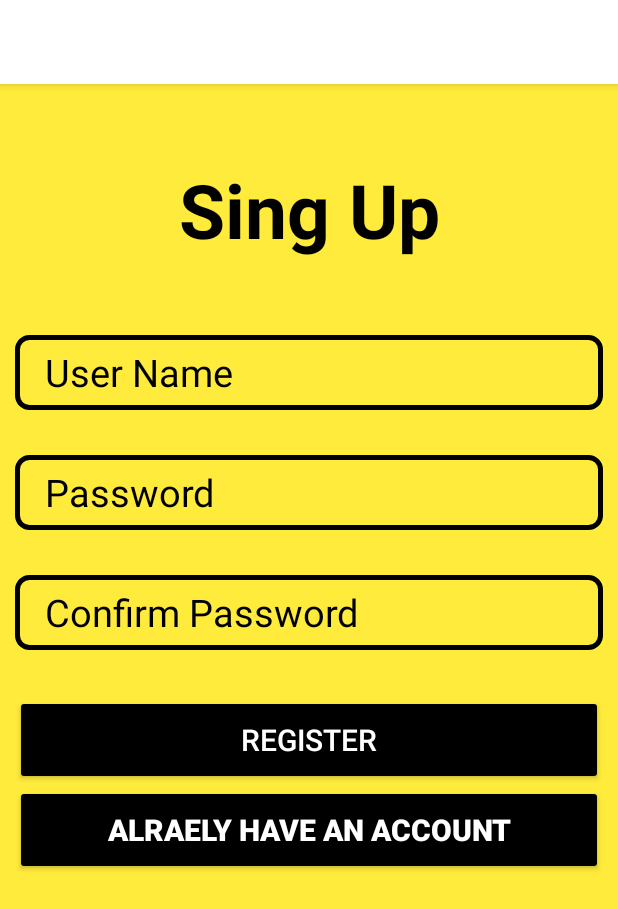
After one commit to SuzuSatoh/KingToDo, an Android app: the SingUp screen opened directly, with no data from a screen before it, on a phone screen of 412 x 824 dp. The commit adds this screen. Shown: the top 909 px of the screen. Run offline under Robolectric (Android 15) with nearby library versions, the phone set to English and light mode, and no system bars.

Commit message:
cap nhat

```diff
--- a/app/build.gradle
+++ b/app/build.gradle
@@ -33,9 +33,12 @@ dependencies {
     implementation 'androidx.appcompat:appcompat:1.6.1'
     implementation 'com.google.android.material:material:1.5.0'
     implementation 'androidx.constraintlayout:constraintlayout:2.1.4'
+    implementation 'androidx.room:room-common:2.4.2'
+    implementation 'androidx.room:room-runtime:2.4.2'
     testImplementation 'junit:junit:4.13.2'
     androidTestImplementation 'androidx.test.ext:junit:1.1.5'
     androidTestImplementation 'androidx.test.espresso:espresso-core:3.5.1'
     implementation 'androidx.recyclerview:recyclerview:1.1.0'
     implementation 'com.google.android.material:material:1.1.0'
+    annotationProcessor 'androidx.room:room-compiler:2.4.2'
 }
--- a/app/src/main/java/com/example/kingtodo/MainActivity.java
+++ b/app/src/main/java/com/example/kingtodo/MainActivity.java
@@ -4,10 +4,12 @@ import androidx.appcompat.app.AppCompatActivity;
 import androidx.recyclerview.widget.ItemTouchHelper;
 import androidx.recyclerview.widget.LinearLayoutManager;
 import androidx.recyclerview.widget.RecyclerView;
+import androidx.room.Room;
 
 import android.content.DialogInterface;
 import android.os.Bundle;
 import android.view.View;
+import android.widget.Button;
 
 import com.example.kingtodo.Adapter.ToDoAdapter;
 import com.example.kingtodo.Model.ToDoModel;
@@ -25,7 +27,7 @@ public class MainActivity extends AppCompatActivity implements DialogCloseListen
     private RecyclerView tasksRecyclerView;
     private ToDoAdapter tasksAdapter;
     private FloatingActionButton fab;
-
+    private Button btn;
     private List<ToDoModel> taskList;
 
     @Override
@@ -59,6 +61,7 @@ public class MainActivity extends AppCompatActivity implements DialogCloseListen
                 AddNewTask.newInstance().show(getSupportFragmentManager(), AddNewTask.TAG);
             }
         });
+
     }
 
     @Override
--- /dev/null
+++ b/app/src/main/java/com/example/kingtodo/SingUp.java
@@ -0,0 +1,67 @@
+package com.example.kingtodo;
+
+import androidx.appcompat.app.AppCompatActivity;
+
+import android.content.Intent;
+import android.os.Bundle;
+import android.text.TextUtils;
+import android.view.View;
+import android.widget.Button;
+import android.widget.EditText;
+import android.widget.Toast;
+
+public class SingUp extends AppCompatActivity {
+    EditText username,password,repassword;
+    Button singup,singin;
+    DBHelper DB;
+    @Override
+    protected void onCreate(Bundle savedInstanceState) {
+        super.onCreate(savedInstanceState);
+        setContentView(R.layout.activity_sing_up);
+        username=findViewById(R.id.username);
+        password=findViewById(R.id.password);
+        singup=findViewById(R.id.singup);
+        singin=findViewById(R.id.singin);
+        DB=new DBHelper(this);
+
+        singup.setOnClickListener(new View.OnClickListener() {
+            @Override
+            public void onClick(View view) {
+                String user = username.getText().toString();
+                String pass = password.getText().toString();
+                String repass = repassword.getText().toString();
+
+                if(TextUtils.isEmpty(user) || TextUtils.isEmpty(pass) || TextUtils.isEmpty(repass))
+                    Toast.makeText(SingUp.this,"All filds Required",Toast.LENGTH_SHORT).show();
+                else{
+                    if(pass.equals(repass)){
+                        Boolean checkuser = DB.checkusername(user);
+                        if(checkuser==false){
+                            Boolean insert = DB.insertData(user,pass);
+                            if(insert==true){
+                                Toast.makeText(SingUp.this,"Registered Successfully",Toast.LENGTH_SHORT).show();
+                                Intent intent = new Intent(getApplicationContext(), Login.class);
+                                startActivity(intent);
+                            }else {
+                                Toast.makeText(SingUp.this,"Registration Failed",Toast.LENGTH_SHORT).show();
+                            }
+                        }else {
+                            Toast.makeText(SingUp.this,"User alrealy Exists",Toast.LENGTH_SHORT).show();
+                        }
+                    }else {
+                        Toast.makeText(SingUp.this,"Password are not matching",Toast.LENGTH_SHORT).show();
+                    }
+
+                }
+            }
+        });
+
+        singin.setOnClickListener(new View.OnClickListener() {
+            @Override
+            public void onClick(View view) {
+                Intent intent = new Intent(getApplicationContext(),Login.class);
+                startActivity(intent);
+            }
+        });
+    }
+}
--- a/app/src/main/java/com/example/kingtodo/SplashActivity.java
+++ b/app/src/main/java/com/example/kingtodo/SplashActivity.java
@@ -34,7 +34,7 @@ public class SplashActivity extends AppCompatActivity {
                             // Kiểm tra nếu thanh progress bar chạy hết
                             if (progressStatus == 100) {
                                 // Tạo Intent cho activity mới
-                                Intent i = new Intent(SplashActivity.this, MainActivity.class);
+                                Intent i = new Intent(SplashActivity.this,  SingUp.class);
                                 startActivity(i);
                                 finish();
                             }
--- /dev/null
+++ b/app/src/main/res/drawable/edittextbackground.xml
@@ -0,0 +1,6 @@
+<?xml version="1.0" encoding="utf-8"?>
+<shape android:shape="rectangle" xmlns:android="http://schemas.android.com/apk/res/android">
+    <stroke android:width="3dp" android:color="@android:color/black"/>
+    <corners android:radius="8dp"/>
+
+</shape>
--- /dev/null
+++ b/app/src/main/res/layout/activity_sing_up.xml
@@ -0,0 +1,69 @@
+<?xml version="1.0" encoding="utf-8"?>
+<LinearLayout xmlns:android="http://schemas.android.com/apk/res/android"
+    xmlns:app="http://schemas.android.com/apk/res-auto"
+    xmlns:tools="http://schemas.android.com/tools"
+    android:layout_width="match_parent"
+    android:layout_height="match_parent"
+    android:padding="10dp"
+    android:orientation="vertical"
+    android:background="#FFEB3B"
+    tools:context=".SingUp">
+    <TextView
+        android:layout_width="match_parent"
+        android:layout_height="wrap_content"
+        android:text="Sing Up"
+        android:textColor="@android:color/black"
+        android:textSize="50dp"
+        android:textStyle="bold"
+        android:gravity="center_horizontal"
+        android:layout_marginTop="40dp"
+        android:layout_marginBottom="50dp"
+        />
+    <EditText
+        android:layout_width="match_parent"
+        android:layout_height="50dp"
+        android:id="@+id/username"
+        android:hint="User Name"
+        android:textSize="25dp"
+        android:textColorHint="@android:color/black"
+        android:background="@drawable/edittextbackground"
+        android:layout_marginBottom="30dp"
+        android:paddingLeft="20dp"/>
+    <EditText
+        android:layout_width="match_parent"
+        android:layout_height="50dp"
+        android:id="@+id/password"
+        android:hint="Password"
+        android:textSize="25dp"
+        android:textColorHint="@android:color/black"
+        android:background="@drawable/edittextbackground"
+        android:layout_marginBottom="30dp"
+        android:paddingLeft="20dp"/>
+    <EditText
+        android:layout_width="match_parent"
+        android:layout_height="50dp"
+        android:id="@+id/repassword"
+        android:hint="Confirm Password"
+        android:textSize="25dp"
+        android:textColorHint="@android:color/black"
+        android:background="@drawable/edittextbackground"
+        android:layout_marginBottom="30dp"
+        android:paddingLeft="20dp"/>
+    <Button
+        android:layout_width="match_parent"
+        android:layout_height="60dp"
+        android:id="@+id/singup"
+        android:text="Register"
+        android:textSize="20dp"
+        android:backgroundTint="@android:color/black"
+        android:textColor="@android:color/white"/>
+    <Button
+        android:layout_width="match_parent"
+        android:layout_height="60dp"
+        android:id="@+id/singin"
+        android:text="alraely have an account"
+        android:textSize="20dp"
+        android:textStyle="bold"
+        android:backgroundTint="@android:color/black"
+        android:textColor="@android:color/white"/>
+</LinearLayout>
--- a/app/src/main/res/values/strings.xml
+++ b/app/src/main/res/values/strings.xml
@@ -3,4 +3,5 @@
     <string name="save">Save</string>
     <string name="new_task">New Task</string>
     <string name="tasks">Tasks</string>
+    <string name="title_activity_main2">MainActivity2</string>
 </resources>
```
Also changed, not shown: app/src/main/AndroidManifest.xml (+9 -1 lines), app/src/main/java/com/example/kingtodo/DBHelper.java (added, +56 -0 lines), app/src/main/java/com/example/kingtodo/Login.java (added, +49 -0 lines), app/src/main/res/layout/activity_login.xml (added, +52 -0 lines).
